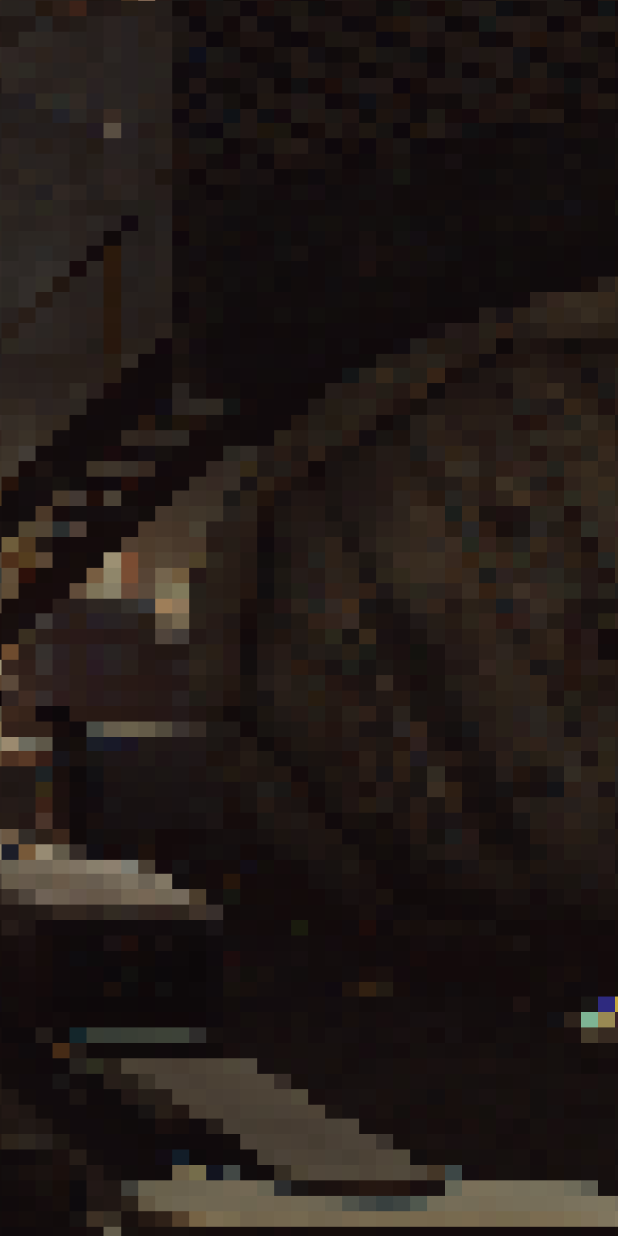
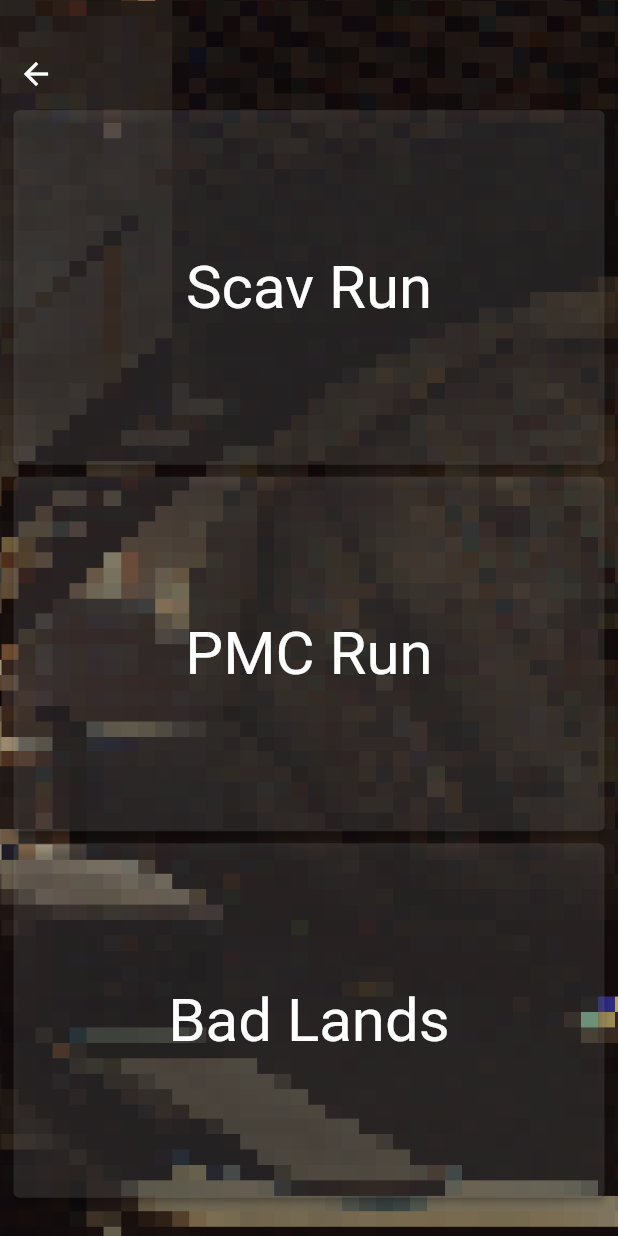
Before and after one commit to adipoluri/Pixelov, a Flutter app: the screen it shows after launch, after a tap on "Raid", on a phone screen of 412 x 824 dp. Run offline on Flutter 3.47's test engine with Material 2 defaults, Android fonts, the phone set to English and light mode, and no system bars; Roboto replaces fonts that are missing (Minecraft).

Commit message:
Added Back button

```diff
--- a/lib/widgets/MainMenu.dart
+++ b/lib/widgets/MainMenu.dart
@@ -13,7 +13,6 @@ class MainMenu extends StatelessWidget {
           fit: BoxFit.cover,
         ),
       ),
-      child: Center(
       child: Padding(
         padding: const EdgeInsets.fromLTRB(0, 200, 0, 20),
         child: Column(
@@ -28,7 +27,6 @@ class MainMenu extends StatelessWidget {
               ],
             ),
           ],
-          ),
         ),
       ),
     );
--- a/lib/widgets/raidScreen/raidSelectorScreen.dart
+++ b/lib/widgets/raidScreen/raidSelectorScreen.dart
@@ -4,41 +4,80 @@ import 'package:flutter/widgets.dart';
 class RaidSelectorScreen extends StatelessWidget {
   @override
   Widget build(BuildContext context) {
-    return Container(
+    double width = MediaQuery.of(context).size.width - 50;
+    double height = (MediaQuery.of(context).size.height / 3) - 180;
+
+    return Scaffold(
+      body: Container(
         decoration: BoxDecoration(
           image: DecorationImage(
             image: AssetImage("assets/images/raid.png"),
             fit: BoxFit.cover,
           ),
         ),
+        child: Center(
           child: Column(
             mainAxisAlignment: MainAxisAlignment.center,
             children: [
-          //raidButton(),
-          //raidButton(),
-          //raidButton(),
+              Row(
+                mainAxisAlignment: MainAxisAlignment.start,
+                children: [
+                  IconButton(
+                    icon: Icon(Icons.arrow_back),
+                    color: Colors.white,
+                    onPressed: () {
+                      Navigator.pop(context);
+                    },
+                  )
                 ],
+              ),
+              Wrap(
+                runSpacing: 8,
+                children: [
+                  raidButton(
+                    context,
+                    "Scav Run",
+                    width,
+                    height,
+                  ),
+                  raidButton(
+                    context,
+                    "PMC Run",
+                    width,
+                    height,
+                  ),
+                  raidButton(
+                    context,
+                    "Bad Lands",
+                    width,
+                    height,
+                  ),
+                ],
+              )
+            ],
+          ),
+        ),
       ),
     );
   }
 
   ElevatedButton raidButton(
-      BuildContext context, String title, double width, Widget widget) {
+      BuildContext context, String title, double width, double height) {
     return ElevatedButton(
       onPressed: () {
         //Navigator.push(context, transitionRoute(widget));
       },
+      style: ElevatedButton.styleFrom(
+        primary: Color(0x1AFFFFFF), // background
+        onPrimary: Color(0xFFFFFFFF), // foreground
+      ),
       child: Container(
         width: width,
-        decoration: BoxDecoration(
-          color: Color(0x1AC9C9C9),
-          borderRadius: BorderRadius.all(Radius.circular(1)),
-        ),
         child: Row(
           mainAxisAlignment: MainAxisAlignment.center,
           children: [
             Padding(
-              padding: const EdgeInsets.fromLTRB(0, 20, 0, 20),
+              padding: EdgeInsets.fromLTRB(0, height, 0, height),
               child: Column(
                 crossAxisAlignment: CrossAxisAlignment.center,
                 children: [
```
Lines whose indentation alone changed are shown as unchanged.
